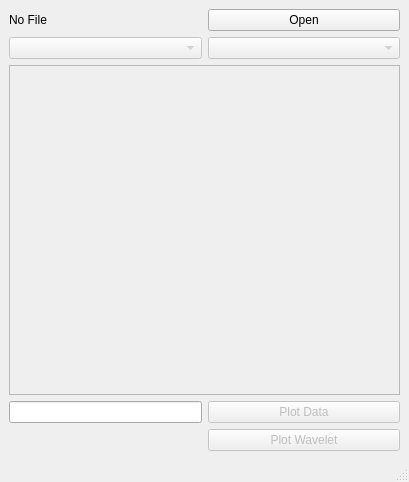
Before: the Qt Designer form main.ui in m0nhawk/wat, drawn with Qt 5.
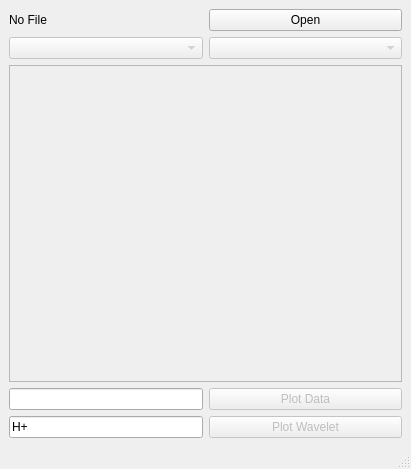
After: the same form once the commit is applied.

Commit message: custom date format for time

Diff of the .ui file:
```diff
--- a/main.ui
+++ b/main.ui
@@ -6,8 +6,8 @@
    <rect>
     <x>0</x>
     <y>0</y>
-    <width>409</width>
-    <height>482</height>
+    <width>411</width>
+    <height>469</height>
    </rect>
   </property>
   <property name="windowTitle">
@@ -78,7 +78,7 @@
         </property>
        </widget>
       </item>
-      <item row="5" column="2">
+      <item row="6" column="2">
        <widget class="QLineEdit" name="chemical">
         <property name="enabled">
          <bool>true</bool>
@@ -89,11 +89,24 @@
           <verstretch>0</verstretch>
          </sizepolicy>
         </property>
+        <property name="text">
+         <string>H+</string>
+        </property>
         <property name="maxLength">
          <number>250</number>
         </property>
        </widget>
       </item>
+      <item row="5" column="2">
+       <widget class="QLineEdit" name="dateFormat">
+        <property name="sizePolicy">
+         <sizepolicy hsizetype="Preferred" vsizetype="Fixed">
+          <horstretch>0</horstretch>
+          <verstretch>0</verstretch>
+         </sizepolicy>
+        </property>
+       </widget>
+      </item>
      </layout>
     </item>
    </layout>
```
Left out of the diff: 2 changed lines with no effect on the pictures. The commit also changes 1 other file.
